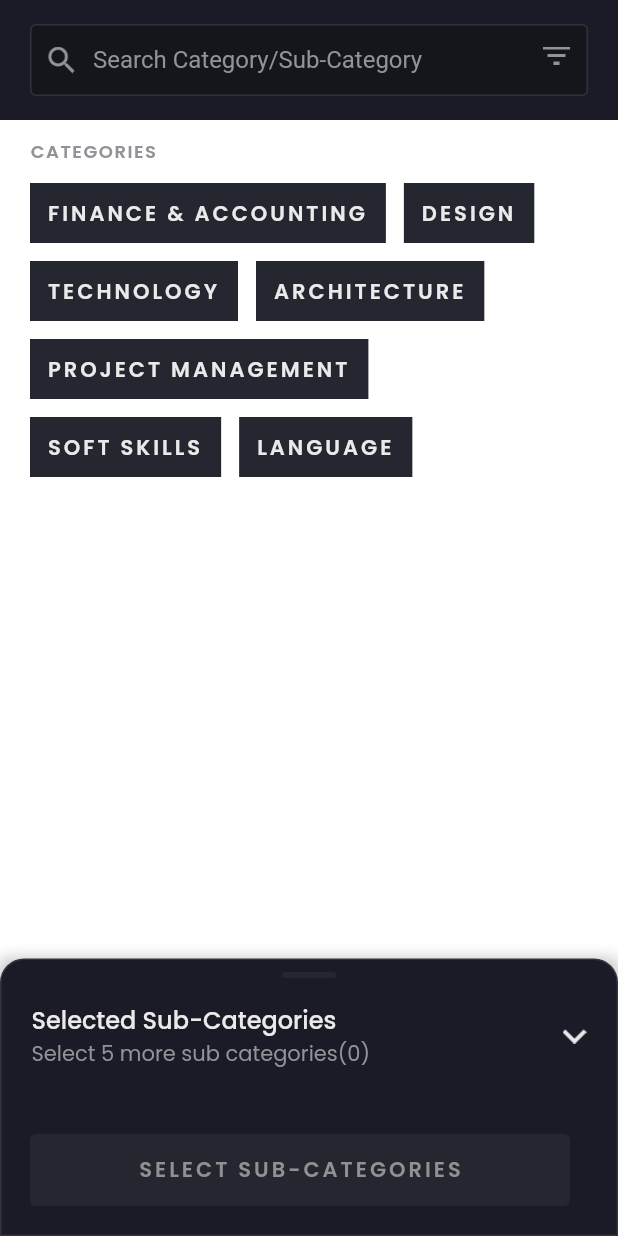
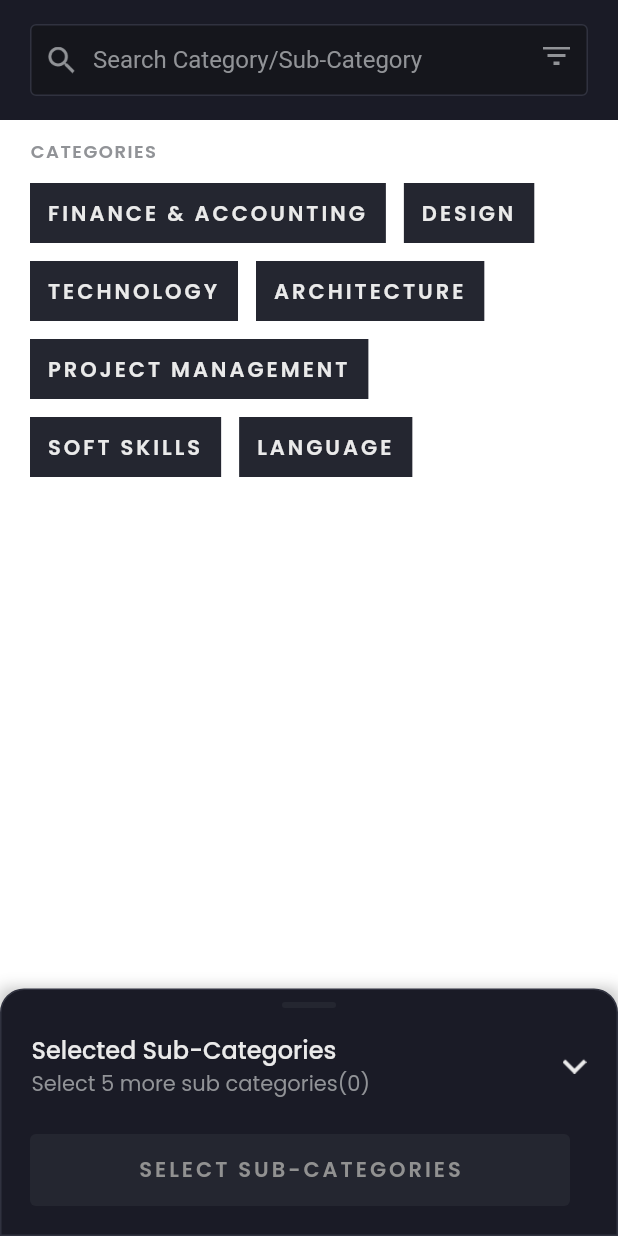
Before and after one commit to Zicops/zicops-flutter, a Flutter app: the PreferencesTabScreen screen opened directly, on a phone screen of 412 x 824 dp. Run offline on Flutter 3.47's test engine with Material 2 defaults, Android fonts, the light colour scheme and no system bars; drawn by our look-alikes of sliding_up_panel; our stand-ins replace curved_navigation_bar, expandable, firebase_auth, firebase_core, fluttertoast, google_fonts and 2 more; accounts and stored records are empty.

Commit message:
preference-tab-fixes-1.1

```diff
--- a/lib/main.dart
+++ b/lib/main.dart
@@ -51,7 +51,7 @@ class MyApp extends StatelessWidget {
           image: AssetImage("assets/images/login_bg.png"),
           fit: BoxFit.fill,
         )),
-        child: LoginScreen(),
+        child: AccountSetupScreen(),
       ),
     );
   }
--- a/lib/views/screens/account_setup/preferences_tab.dart
+++ b/lib/views/screens/account_setup/preferences_tab.dart
@@ -128,8 +128,8 @@ class _PreferencesTabScreen extends State<PreferencesTabScreen> {
     return Scaffold(
         key: _scaffoldKey,
         body: SlidingUpPanel(
-            minHeight: 185,
-            maxHeight: selectedCategories.isNotEmpty ? height * 0.6 : 185,
+            minHeight: 165,
+            maxHeight: selectedCategories.isNotEmpty ? height * 0.65 : 165,
             color: Colors.transparent,
             controller: _panelController,
             backdropEnabled: openSubCatModal,
@@ -237,7 +237,7 @@ class _PreferencesTabScreen extends State<PreferencesTabScreen> {
                           ))
                         : const Text(""),
                     const SizedBox(
-                      height: 35,
+                      height: 24,
                     ),
                   ],
                 )),
--- a/pubspec.yaml
+++ b/pubspec.yaml
@@ -15,7 +15,7 @@ publish_to: 'none' # Remove this line if you wish to publish to pub.dev
 # In iOS, build-name is used as CFBundleShortVersionString while build-number used as CFBundleVersion.
 # Read more about iOS versioning at
 # https://developer.apple.com/library/archive/documentation/General/Reference/InfoPlistKeyReference/Articles/CoreFoundationKeys.html
-version: 1.0.2
+version: 1.0.3
 
 environment:
   sdk: ">=2.16.2 <3.0.0"
```
